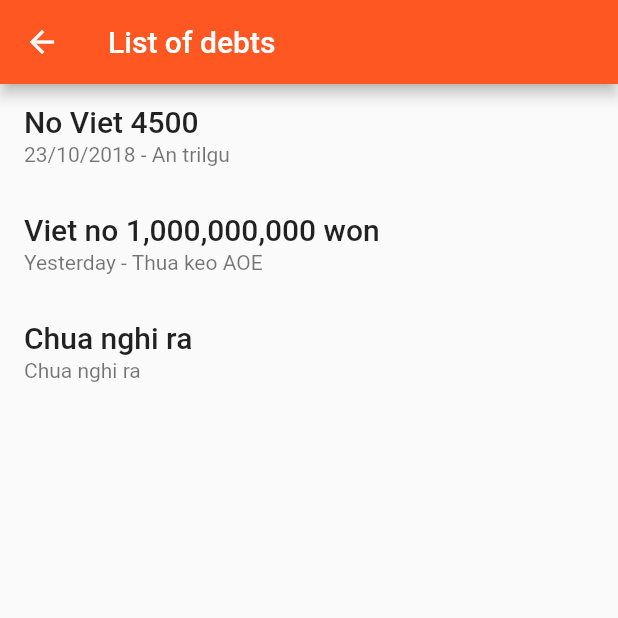
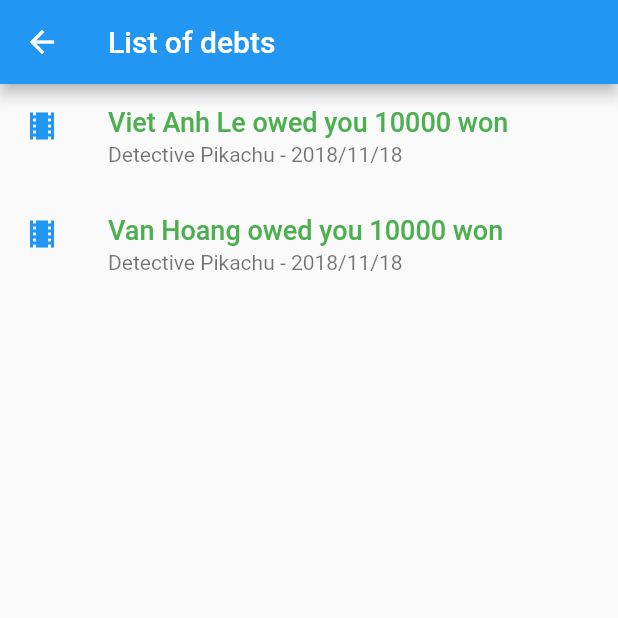
Before and after one commit to doxuanviet1996/debnet, a Flutter app: the Debts screen opened by its route, on a phone screen of 412 x 824 dp, the top half of it. Run offline on Flutter 3.47's test engine with Material 2 defaults, Android fonts, the phone set to English and light mode, and no system bars; accounts and stored records are empty; statements that could not run were skipped.

Commit message:
notifications and debts

```diff
--- a/debnet/lib/database.dart
+++ b/debnet/lib/database.dart
@@ -6,7 +6,6 @@ EventManager eventManager;
 void generateData() {
   userManager = new UserManager();
   eventManager = new EventManager();
-  print('Called?');
   UserData viet = new UserData(
     name: "Viet Do",
     profilePicture: AssetImage('images/vanh1.jpg'),
@@ -46,13 +45,21 @@ class UserData {
     this.moneyDue = 0,
   }) {
     events = new List<int>();
+    notifications = new List<Noti>();
+    newNoti = false;
   }
   int userID;
   String name;
   ImageProvider profilePicture;
   String email;
   int moneyDue;
+  bool newNoti;
   List<int> events;
+  List<Noti> notifications;
+  void addNoti(Noti noti) {
+    newNoti = true;
+    notifications.add(noti);
+  }
 }
 
 class UserManager {
@@ -64,7 +71,6 @@ class UserManager {
   int currentUser = 0;
 
   void add(UserData user) {
-    print('Add user $user.name');
     user.userID = userIdCount++;
     users.add(user);
   }
@@ -82,7 +88,7 @@ class UserManager {
   }
 
   List<DebtData> getDebts() {
-    List<DebtData> res;
+    List<DebtData> res = <DebtData>[];
     UserData user = getCurrent();
     for(int i=0; i<user.events.length; i++) {
       EventData event = eventManager.get(user.events[i]);
@@ -102,6 +108,7 @@ class EventData {
     @required this.time,
     @required this.cost,
     @required this.payerID,
+    this.icon = const Icon(Icons.theaters, color: Colors.blue,),
     @required this.participants,
   }) {
     debts = new List<DebtData>();
@@ -111,6 +118,7 @@ class EventData {
   DateTime time;
   int cost;
   int payerID;
+  Icon icon;
   List<int> participants;
   List<DebtData> debts;
 }
@@ -126,6 +134,7 @@ class EventManager {
     event.eventID = eventIdCount++;
     int debtAmount = event.cost ~/ event.participants.length;
     for(int i=0; i<event.participants.length; i++) {
+      userManager.get(event.participants[i]).events.add(event.eventID);
       if(i != event.payerID) {
         event.debts.add(DebtData(
           eventID: event.eventID,
@@ -136,6 +145,12 @@ class EventManager {
         ));
         userManager.get(event.payerID).moneyDue += debtAmount;
         userManager.get(event.participants[i]).moneyDue -= debtAmount;
+        userManager.get(event.participants[i]).addNoti(Noti(
+          eventID: event.eventID,
+          content: '${userManager.get(event.payerID).name} created an event with you',
+          subContent: '${event.name} - ${event.time.year}/${event.time.month}/${event.time.day}',
+          icon: event.icon,
+        ));
       }
     }
     events.add(event);
@@ -147,6 +162,9 @@ class EventManager {
 
   EventData getCurrent() {
     return events[currentEvent];
+  }
+  void setCurrent(int eventID) {
+    currentEvent = eventID;
   }
 }
 
@@ -162,6 +180,31 @@ class DebtData {
   int host;
   int client;
   int amount;
-  // Three status: not done, pending (waiting accept), done, correspond to 0, 1, 2.
   int done;
+  void makePayment() {
+    EventData event = eventManager.get(eventID);
+    userManager.get(host).moneyDue -= amount;
+    userManager.get(client).moneyDue += amount;
+    done = 1;
+    userManager.get(host).addNoti(Noti(
+      eventID: event.eventID,
+      content: '${userManager.get(client).name} paid you ${amount} won.',
+      subContent: '${event.name} - ${event.time.year}/${event.time.month}/${event.time.day}',
+    ));
+  }
 }
+
+class Noti {
+  Noti({
+    @required this.eventID,
+    @required this.content,
+    @required this.subContent,
+    this.icon = const Icon(Icons.attach_money),
+    this.viewed = false,
+  }){}
+  int eventID;
+  String content;
+  String subContent;
+  Icon icon;
+  bool viewed;
+}
--- a/debnet/lib/debts.dart
+++ b/debnet/lib/debts.dart
@@ -1,4 +1,6 @@
 import 'package:flutter/material.dart';
+
+import 'database.dart';
 
 class Debts extends StatefulWidget {
   @override
@@ -8,30 +10,121 @@ class Debts extends StatefulWidget {
 class _DebtsState extends State<Debts> {
   @override
   Widget build(BuildContext context) {
-    List<Widget> list = <Widget>[
-      ListTile(
-        title: Text('No Viet 4500',
-            style: TextStyle(fontWeight: FontWeight.w500, fontSize: 20.0)),
-        subtitle: Text('23/10/2018 - An trilgu'),
-      ),
-      ListTile(
-        title: Text('Viet no 1,000,000,000 won',
-            style: TextStyle(fontWeight: FontWeight.w500, fontSize: 20.0)),
-        subtitle: Text('Yesterday - Thua keo AOE'),
-      ),
-      ListTile(
-        title: Text('Chua nghi ra',
-            style: TextStyle(fontWeight: FontWeight.w500, fontSize: 20.0)),
-        subtitle: Text('Chua nghi ra'),
-      ),
-    ];
+    final GlobalKey<ScaffoldState> _scaffoldKey = GlobalKey<ScaffoldState>();
+    List<DebtData> debts = userManager.getDebts();
+    List<Widget> children = <Widget>[];
+    for(int i=0; i<debts.length; i++) {
+      EventData event = eventManager.get(debts[i].eventID);
+      if(debts[i].done == 1) {
+        children.add(ListTile(
+          title: Text(
+            debts[i].host == userManager.currentUser
+              ? '${userManager.get(debts[i].client).name} owed you ${debts[i].amount} won'
+              : 'You owed ${userManager.get(debts[i].host).name} ${debts[i].amount} won',
+            style: TextStyle(fontWeight: FontWeight.w100, fontSize: 18.0),
+          ),
+          leading: event.icon,
+          subtitle: Text('${event.name} - ${event.time.year}/${event.time.month}/${event.time.day}'),
+        ));
+      }
+      // Green
+      else if(debts[i].host == userManager.currentUser) {
+        children.add(GestureDetector(
+          onTap: () {
+            // Remind
+            showDialog<void>(
+              context: context,
+              builder: (BuildContext context) {
+                return AlertDialog(
+                  title: Text('Remind ${userManager.get(debts[i].client).name}?'),
+                  actions: <Widget>[
+                    FlatButton(
+                      child: const Text('OK'),
+                      onPressed: () {
+                        userManager.get(debts[i].client).addNoti(Noti(
+                          eventID: event.eventID,
+                          content: '${userManager.get(debts[i].host).name} reminds you to pay.',
+                          subContent: '${event.name} - ${event.time.year}/${event.time.month}/${event.time.day}',
+                        ));
+                        Navigator.pop(context);
+                        _scaffoldKey.currentState.showSnackBar(SnackBar(
+                          content: Text('Done'),
+                        ));
+                      },
+                    ),
+                    FlatButton(
+                      child: const Text('CANCEL'),
+                      onPressed: () {
+                        Navigator.pop(context);
+                      },
+                    ),
+                  ],
+                );
+              },
+            );
+          },
+          child: ListTile(
+            title: Text(
+              '${userManager.get(debts[i].client).name} owed you ${debts[i].amount} won',
+              style: TextStyle(fontWeight: FontWeight.w500, fontSize: 18.0, color: Colors.green),
+            ),
+            leading: event.icon,
+            subtitle: Text('${event.name} - ${event.time.year}/${event.time.month}/${event.time.day}'),
+          ),
+        ));
+      }
+      // Red
+      else {
+        children.add(GestureDetector(
+          onTap: () {
+            // Payment
+            showDialog<void>(
+              context: context,
+              builder: (BuildContext context) {
+                return AlertDialog(
+                  title: Text('Make payment?'),
+                  actions: <Widget>[
+                    FlatButton(
+                      child: const Text('OK'),
+                      onPressed: () {
+                        debts[i].makePayment();
+                        Navigator.pop(context);
+                        _scaffoldKey.currentState.showSnackBar(SnackBar(
+                          content: Text('Done'),
+                        ));
+                        setState(() {});
+                      },
+                    ),
+                    FlatButton(
+                      child: const Text('CANCEL'),
+                      onPressed: () {
+                        Navigator.pop(context);
+                      },
+                    ),
+                  ],
+                );
+              },
+            );
+          },
+          child: ListTile(
+            title: Text(
+              'You owed ${userManager.get(debts[i].host).name} ${debts[i].amount} won',
+              style: TextStyle(fontWeight: FontWeight.w500, fontSize: 18.0, color: Colors.red),
+            ),
+            leading: event.icon,
+            subtitle: Text('${event.name} - ${event.time.year}/${event.time.month}/${event.time.day}'),
+          ),
+        ));
+      }
+    }
     return new Scaffold(
+      key: _scaffoldKey,
       appBar: AppBar(
         title: Text('List of debts'),
       ),
       body: Center(
         child: ListView(
-          children: list,
+          children: children,
         ),
       ),
     );
--- a/debnet/lib/main.dart
+++ b/debnet/lib/main.dart
@@ -33,7 +33,7 @@ class MyApp extends StatelessWidget {
       title: 'DebNet',
       color: Colors.grey,
       theme: new ThemeData(
-        primarySwatch: Colors.deepOrange,
+        primarySwatch: Colors.blue,
       ),
       routes: _buildRoutes(),
       home: new MyHomePage(title: 'DebNet'),
@@ -87,7 +87,9 @@ class _MyHomePageState extends State<MyHomePage> {
           Padding(
             padding: EdgeInsets.only(right: 20.0),
             child: IconButton(
-              icon: Icon(IconData(0xe7f5, fontFamily: 'MaterialIcons'), color: Colors.white),
+              icon: currentUser.newNoti
+                ? Icon(Icons.notification_important, color: Colors.red)
+                : Icon(IconData(0xe7f5, fontFamily: 'MaterialIcons'), color: Colors.white),
               iconSize: 35.0,
               tooltip: 'Notification',
               onPressed: () {
--- a/debnet/lib/notification.dart
+++ b/debnet/lib/notification.dart
@@ -1,34 +1,6 @@
 import 'package:flutter/material.dart';
 
-List<Widget> list = <Widget>[
-  ListTile(
-    title: Text('Van tra no 5000 won',
-        style: TextStyle(fontWeight: FontWeight.w500, fontSize: 16.0)),
-    subtitle: Text('An trilgu - Yesterday'),
-    leading: Icon(
-      IconData(0xe227, fontFamily: 'MaterialIcons'),
-      color: Colors.deepOrange
-    ),
-  ),
-  ListTile(
-    title: Text('Viet set keo AOE chat tay voi ban',
-        style: TextStyle(fontWeight: FontWeight.w500, fontSize: 16.0)),
-    subtitle: Text('Nhan keo ko em?'),
-    leading: Icon(
-      IconData(0xe614, fontFamily: 'MaterialIcons'),
-      color: Colors.deepOrange
-    ),
-  ),
-  ListTile(
-    title: Text('Viet nhac ban tra no Viet 1 qua tao',
-        style: TextStyle(fontWeight: FontWeight.w500, fontSize: 16.0)),
-    subtitle: Text('An qua nho ke trong cay'),
-    leading: Icon(
-      IconData(0xe227, fontFamily: 'MaterialIcons'),
-      color: Colors.deepOrange
-    ),
-  ),
-];
+import 'database.dart';
 
 class Notifications extends StatefulWidget {
   @override
@@ -38,13 +10,35 @@ class Notifications extends StatefulWidget {
 class _NotificationsState extends State<Notifications> {
   @override
   Widget build(BuildContext context) {
+    List<Widget> children = <Widget>[];
+    for(int i=userManager.getCurrent().notifications.length-1; i>=0; i--) {
+      Noti noti = userManager.getCurrent().notifications[i];
+      children.add(GestureDetector(
+        onTap: () {
+          eventManager.setCurrent(noti.eventID);
+          Navigator.pushNamed(context, '/events/event');
+        },
+        child: ListTile(
+          title: Text(
+            noti.content,
+            style: TextStyle(
+                fontWeight: noti.viewed ? FontWeight.w100 : FontWeight.w500,
+                fontSize: 16.0),
+          ),
+          leading: noti.icon,
+          subtitle: Text(noti.subContent),
+        ),
+      ));
+      userManager.getCurrent().notifications[i].viewed = true;
+    }
+    userManager.getCurrent().newNoti = false;
     return new Scaffold(
       appBar: AppBar(
         title: Text('Notifications'),
       ),
       body: Center(
         child: ListView(
-          children: list,
+          children: children,
         ),
       ),
     );
```
Also changed, not shown: debnet/lib/events.dart (+16 -26 lines).
